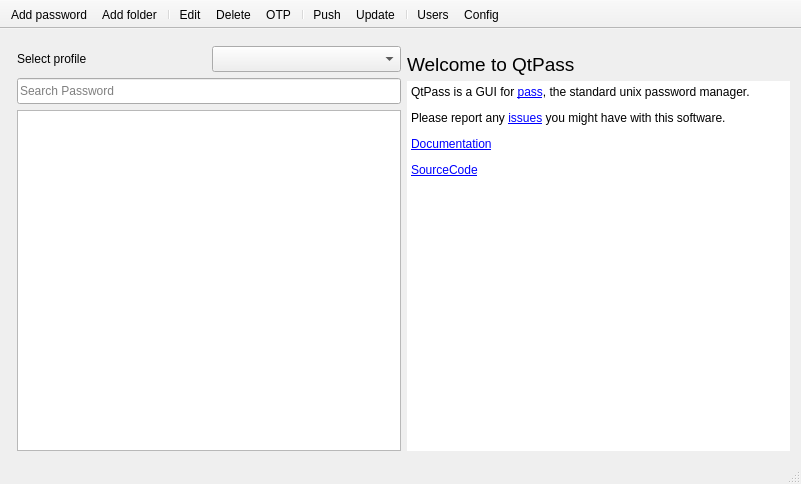
Before: the Qt Designer form src/mainwindow.ui in IJHack/QtPass, drawn with Qt 5.
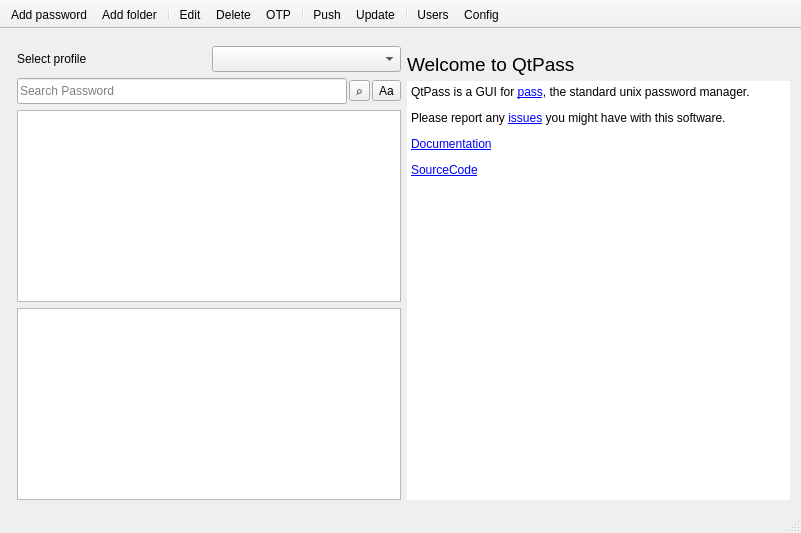
After: the same form once the commit is applied. Icons and pictures are not drawn. Custom widgets are drawn as their Qt base class.

Commit message: feat: implement pass grep content search (#109) (#1037)

```diff
--- a/src/mainwindow.ui
+++ b/src/mainwindow.ui
@@ -98,6 +98,11 @@
          </widget>
         </item>
         <item>
+         <layout class="QHBoxLayout" name="searchLayout">
+          <property name="spacing">
+           <number>2</number>
+          </property>
+          <item>
          <widget class="QLineEdit" name="lineEdit">
           <property name="minimumSize">
            <size>
@@ -117,6 +122,46 @@
          </widget>
         </item>
         <item>
+           <widget class="QToolButton" name="grepButton">
+            <property name="toolTip">
+             <string>Search inside password content (pass grep)</string>
+            </property>
+            <property name="text">
+             <string>⌕</string>
+            </property>
+            <property name="accessibleName">
+             <string>Content search toggle</string>
+            </property>
+            <property name="accessibleDescription">
+             <string>Toggle content search mode to search inside password files</string>
+            </property>
+            <property name="checkable">
+             <bool>true</bool>
+            </property>
+           </widget>
+          </item>
+          <item>
+           <widget class="QToolButton" name="grepCaseButton">
+            <property name="toolTip">
+             <string>Case-insensitive search</string>
+            </property>
+            <property name="text">
+             <string>Aa</string>
+            </property>
+            <property name="accessibleName">
+             <string>Case-insensitive toggle</string>
+            </property>
+            <property name="accessibleDescription">
+             <string>Toggle case-insensitive content search</string>
+            </property>
+            <property name="checkable">
+             <bool>true</bool>
+            </property>
+           </widget>
+          </item>
+         </layout>
+        </item>
+        <item>
          <widget class="DeselectableTreeView" name="treeView">
           <property name="sizePolicy">
            <sizepolicy hsizetype="Minimum" vsizetype="MinimumExpanding">
@@ -147,6 +192,27 @@
           </attribute>
          </widget>
         </item>
+        <item>
+         <widget class="QTreeWidget" name="grepResultsList">
+          <property name="sizePolicy">
+           <sizepolicy hsizetype="Minimum" vsizetype="MinimumExpanding">
+            <horstretch>0</horstretch>
+            <verstretch>0</verstretch>
+           </sizepolicy>
+          </property>
+          <property name="visible">
+           <bool>false</bool>
+          </property>
+          <property name="headerHidden">
+           <bool>true</bool>
+          </property>
+          <column>
+           <property name="text">
+            <string>Results</string>
+           </property>
+          </column>
+         </widget>
+        </item>
        </layout>
       </item>
       <item>
```
Left out of the diff: 3 changed lines with no effect on the pictures. Lines whose indentation alone changed are shown as unchanged. The commit also changes 18 other files.
